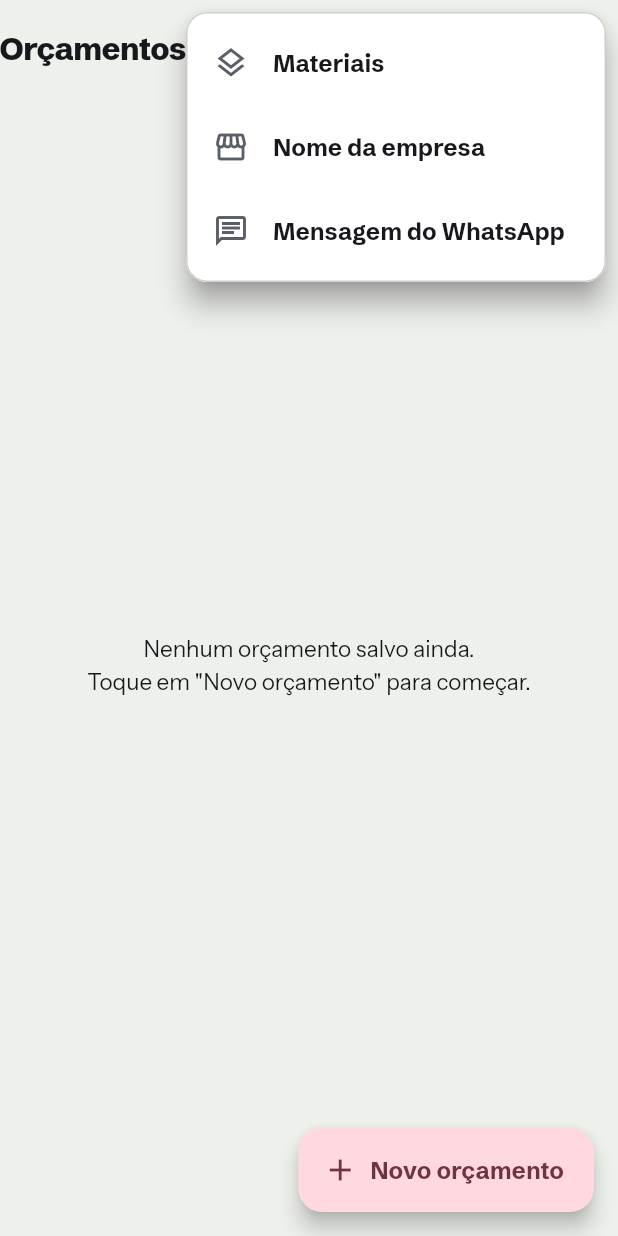
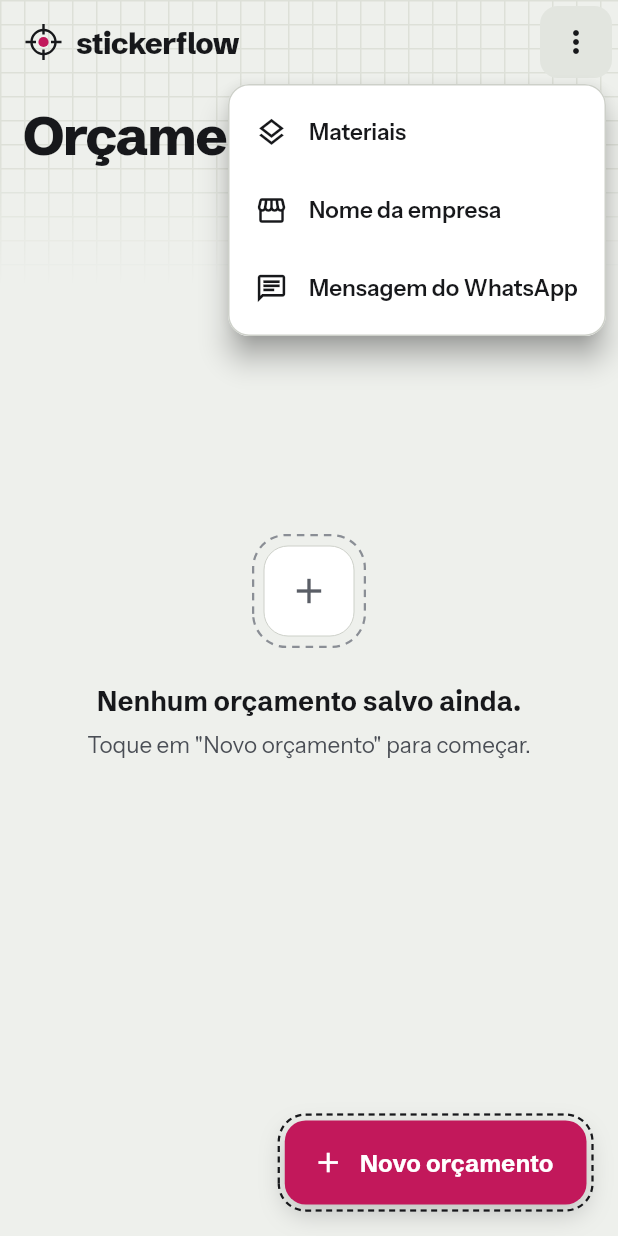
Before and after one commit to vserick/sticker-control, a Flutter app: the screen it shows after launch, after a tap on the "more vert" icon, on a phone screen of 412 x 824 dp. Run offline on Flutter 3.47's test engine with Material 3 defaults, Android fonts, the light colour scheme and no system bars; our stand-ins replace drift, drift_flutter; accounts and stored records are empty; generated files the repository leaves out were written again.

Commit message:
Fase 3.1 do redesign Recorte: tela Início
- Grade de mesa no topo, barra com marca de registro + wordmark e menu ⋮ do Recorte.
- Título "Orçamentos" (36), lista em bloco com ficha de modalidade, metadado
  (data · modalidade) e preço à direita; botão flutuante com linha de corte.
- Estados vazio (ilustração + textos atuais) e carregando (anel tracejado).
- Diálogo "Nome da empresa" com célula de texto em foco, ajuda atual e Salvar na
  cor da marca.
- Sem mudar dados, navegação nem textos; testes existentes intactos.
- Componentes tolerantes a MaterialApp sem tema (marca padrão), para os testes
  atuais continuarem valendo sem alteração.

Sem conferência visual (sem emulador): comparar com 01-inicio-lista.png,
01-inicio-vazio.png e 02-dialogo-nome-empresa.png. Itens a olhar: posição do
botão flutuante (referência: 22 px da direita e 32 px de baixo; aqui 21/21),
largura do menu (252) e sombra do diálogo (elevação do Material, aproximada).
Os estados de erro (5.2) e avisos de rodapé ficam para as fases seguintes.

```diff
--- a/lib/ui/historico/historico_page.dart
+++ b/lib/ui/historico/historico_page.dart
@@ -7,6 +7,16 @@ import '../../servicos.dart';
 import '../materiais/materiais_page.dart';
 import '../mensagem/modelo_mensagem_page.dart';
 import '../orcamento/novo_orcamento_page.dart';
+import '../recorte/botoes.dart';
+import '../recorte/campo.dart';
+import '../recorte/estados.dart';
+import '../recorte/grade_mesa.dart';
+import '../recorte/icones.dart';
+import '../recorte/lista_bloco.dart';
+import '../recorte/logotipo.dart';
+import '../recorte/menu.dart';
+import '../recorte/tipografia.dart';
+import '../recorte/tokens.dart';
 import 'detalhe_orcamento_page.dart';
 
 enum _OpcaoMenu { materiais, empresa, mensagem }
@@ -69,91 +79,111 @@ class _HistoricoPageState extends State<HistoricoPage> {
   @override
   Widget build(BuildContext context) {
     return Scaffold(
-      appBar: AppBar(
-        title: const Text('Orçamentos'),
+      floatingActionButton: BotaoFlutuanteRecorte(
+        rotulo: 'Novo orçamento',
+        onPressed: () => _abrir(NovoOrcamentoPage(servicos: widget.servicos)),
+      ),
+      body: Stack(
+        children: [
+          const Positioned(top: 0, left: 0, right: 0, child: GradeMesa()),
+          StreamBuilder<List<Orcamento>>(
+            stream: _orcamentos,
+            builder: (context, snapshot) {
+              final orcamentos = snapshot.data;
+              return CustomScrollView(
+                slivers: [
+                  SliverAppBar(
+                    pinned: true,
+                    automaticallyImplyLeading: false,
+                    titleSpacing: RecorteEspaco.margemTela,
+                    title: const LogotipoTopo(),
                     actions: [
-          PopupMenuButton<_OpcaoMenu>(
-            tooltip: 'Menu',
+                      MenuRecorte<_OpcaoMenu>(
                         onSelected: _selecionar,
-            itemBuilder: (_) => const [
-              PopupMenuItem(
-                value: _OpcaoMenu.materiais,
-                child: ListTile(
-                  leading: Icon(Icons.layers_outlined),
-                  title: Text('Materiais'),
+                        itens: (_) => [
+                          itemMenuRecorte(
+                            valor: _OpcaoMenu.materiais,
+                            icone: Icons.layers_outlined,
+                            texto: 'Materiais',
                           ),
+                          itemMenuRecorte(
+                            valor: _OpcaoMenu.empresa,
+                            icone: Icons.storefront_outlined,
+                            texto: 'Nome da empresa',
                           ),
-              PopupMenuItem(
-                value: _OpcaoMenu.empresa,
-                child: ListTile(
-                  leading: Icon(Icons.storefront_outlined),
-                  title: Text('Nome da empresa'),
-                ),
-              ),
-              PopupMenuItem(
-                value: _OpcaoMenu.mensagem,
-                child: ListTile(
-                  leading: Icon(Icons.chat_outlined),
-                  title: Text('Mensagem do WhatsApp'),
-                ),
+                          itemMenuRecorte(
+                            valor: _OpcaoMenu.mensagem,
+                            icone: Icons.chat_outlined,
+                            texto: 'Mensagem do WhatsApp',
                           ),
                         ],
                       ),
                     ],
                   ),
-      floatingActionButton: FloatingActionButton.extended(
-        onPressed: () => _abrir(NovoOrcamentoPage(servicos: widget.servicos)),
-        icon: const Icon(Icons.add),
-        label: const Text('Novo orçamento'),
+                  SliverToBoxAdapter(
+                    child: Padding(
+                      padding: const EdgeInsets.fromLTRB(
+                        RecorteEspaco.margemTela,
+                        14,
+                        RecorteEspaco.margemTela,
+                        20,
                       ),
-      body: StreamBuilder<List<Orcamento>>(
-        stream: _orcamentos,
-        builder: (context, snapshot) {
-          final orcamentos = snapshot.data;
-          if (orcamentos == null) {
-            return const Center(child: CircularProgressIndicator());
-          }
-          if (orcamentos.isEmpty) {
-            return const Center(
-              child: Padding(
-                padding: EdgeInsets.all(32),
                       child: Text(
-                  'Nenhum orçamento salvo ainda.\n'
-                  'Toque em "Novo orçamento" para começar.',
-                  textAlign: TextAlign.center,
+                        'Orçamentos',
+                        style: RecorteTexto.tituloInicio,
                       ),
+                    ),
+                  ),
+                  if (orcamentos == null)
+                    const SliverFillRemaining(
+                      hasScrollBody: false,
+                      child: CarregandoCentralizado(),
+                    )
+                  else if (orcamentos.isEmpty)
+                    const SliverFillRemaining(
+                      hasScrollBody: false,
+                      child: EstadoVazio(
+                        icone: Icons.add,
+                        titulo: 'Nenhum orçamento salvo ainda.',
+                        texto: 'Toque em "Novo orçamento" para começar.',
+                      ),
+                    )
+                  else
+                    SliverPadding(
+                      padding: const EdgeInsets.fromLTRB(
+                        RecorteEspaco.margemTela,
+                        0,
+                        RecorteEspaco.margemTela,
+                        96,
+                      ),
+                      sliver: SliverToBoxAdapter(
+                        child: ListaBloco(
+                          itens: [
+                            for (final o in orcamentos) _itemOrcamento(o),
+                          ],
+                        ),
+                      ),
+                    ),
+                ],
+              );
+            },
+          ),
+        ],
       ),
     );
   }
-          return ListView.separated(
-            padding: const EdgeInsets.only(bottom: 88),
-            itemCount: orcamentos.length,
-            separatorBuilder: (_, _) => const Divider(height: 1),
-            itemBuilder: (context, i) {
-              final o = orcamentos[i];
+
+  Widget _itemOrcamento(Orcamento o) {
     final proprio = o.tipo == TipoProducao.propria;
-              return ListTile(
-                title: Text(
-                  o.descricao ?? o.materialNome ?? 'Sem descrição',
-                  maxLines: 1,
-                  overflow: TextOverflow.ellipsis,
-                ),
-                subtitle: Text(
+    return ItemListaBloco(
+      ficha: FichaModalidade(propria: proprio),
+      titulo: o.descricao ?? o.materialNome ?? 'Sem descrição',
+      metadado:
           '${formatarDataHora(o.criadoEm)} · '
           '${proprio ? 'Própria' : 'Terceirizada'}',
-                ),
-                trailing: Text(
-                  formatarBrl(o.finalCentavos),
-                  style: Theme.of(context).textTheme.titleMedium,
-                ),
-                onTap: () => _abrir(
-                  DetalheOrcamentoPage(servicos: widget.servicos, orcamento: o),
-                ),
-              );
-            },
-          );
-        },
-      ),
+      valor: formatarBrl(o.finalCentavos),
+      onTap: () =>
+          _abrir(DetalheOrcamentoPage(servicos: widget.servicos, orcamento: o)),
     );
   }
 }
@@ -183,22 +213,25 @@ class _DialogoEmpresaState extends State<_DialogoEmpresa> {
   Widget build(BuildContext context) {
     return AlertDialog(
       title: const Text('Nome da empresa'),
-      content: TextField(
+      content: CampoRecorte(
+        rotulo: '',
+        rotuloSemantico: 'Nome da empresa',
         controller: _controller,
         autofocus: true,
-        decoration: const InputDecoration(
-          helperText: 'Aparece no topo da mensagem de WhatsApp.',
-          border: OutlineInputBorder(),
+        linha: true,
+        grande: false,
+        alturaMinima: 56,
+        estiloValor: RecorteTexto.valorTexto.copyWith(
+          fontWeight: FontWeight.w500,
+          fontVariations: [FontVariation.weight(500)],
         ),
+        ajuda: 'Aparece no topo da mensagem de WhatsApp.',
       ),
       actions: [
-        TextButton(
-          onPressed: () => Navigator.of(context).pop(),
-          child: const Text('Cancelar'),
-        ),
-        TextButton(
+        BotaoCancelarDialogo(onPressed: () => Navigator.of(context).pop()),
+        BotaoMarcaDialogo(
+          texto: 'Salvar',
           onPressed: () => Navigator.of(context).pop(_controller.text),
-          child: const Text('Salvar'),
         ),
       ],
     );
--- a/lib/ui/recorte/marca.dart
+++ b/lib/ui/recorte/marca.dart
@@ -62,7 +62,11 @@ class RecorteMarca extends ThemeExtension<RecorteMarca> {
   }
 }
 
+final _marcaPadrao = RecorteMarca.de(corMarcaPadrao);
+
 extension RecorteContext on BuildContext {
-  /// Marca atual do tema.
-  RecorteMarca get marca => Theme.of(this).extension<RecorteMarca>()!;
+  /// Marca atual do tema. Sem a extensão no tema (ex.: um `MaterialApp` de
+  /// teste sem [construirTema]), vale a cor padrão.
+  RecorteMarca get marca =>
+      Theme.of(this).extension<RecorteMarca>() ?? _marcaPadrao;
 }
--- a/lib/ui/recorte/menu.dart
+++ b/lib/ui/recorte/menu.dart
@@ -19,7 +19,14 @@ PopupMenuItem<T> itemMenuRecorte<T>({
       children: [
         Icon(icone, size: 22, color: cor),
         const SizedBox(width: 14),
-        Text(texto, style: RecorteTexto.itemMenu.copyWith(color: cor)),
+        Expanded(
+          child: Text(
+            texto,
+            maxLines: 1,
+            overflow: TextOverflow.ellipsis,
+            style: RecorteTexto.itemMenu.copyWith(color: cor),
+          ),
+        ),
       ],
     ),
   );
```
Also changed, not shown: lib/ui/recorte/campo.dart (+24 -3 lines). Lines whose indentation alone changed are shown as unchanged.
